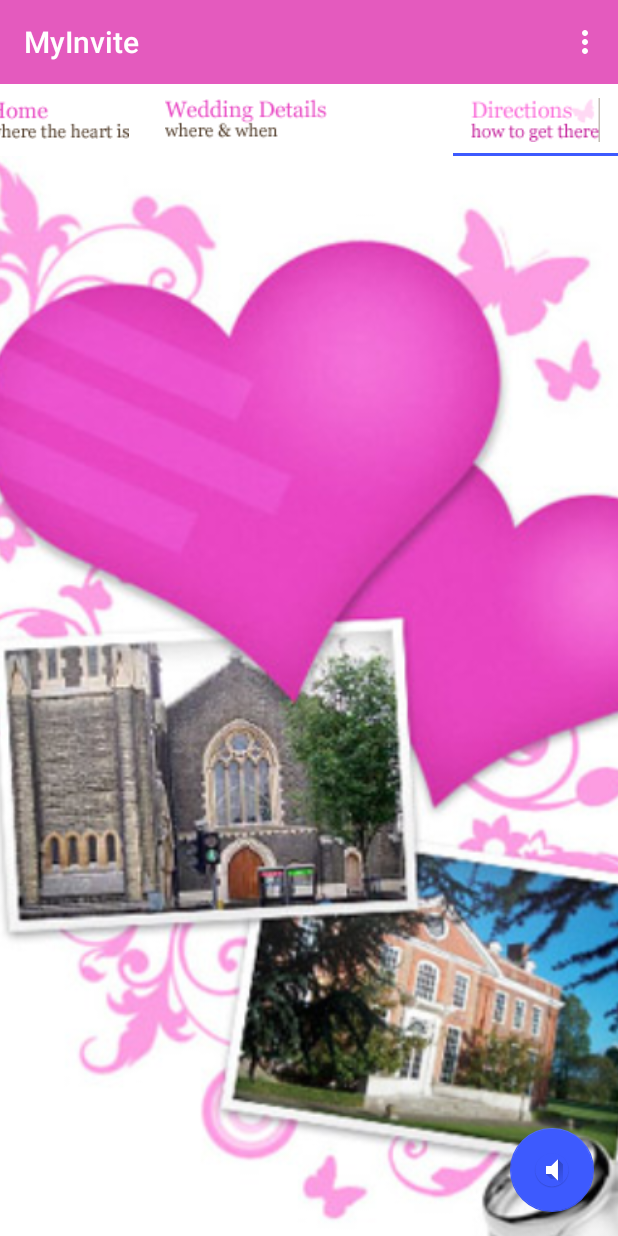
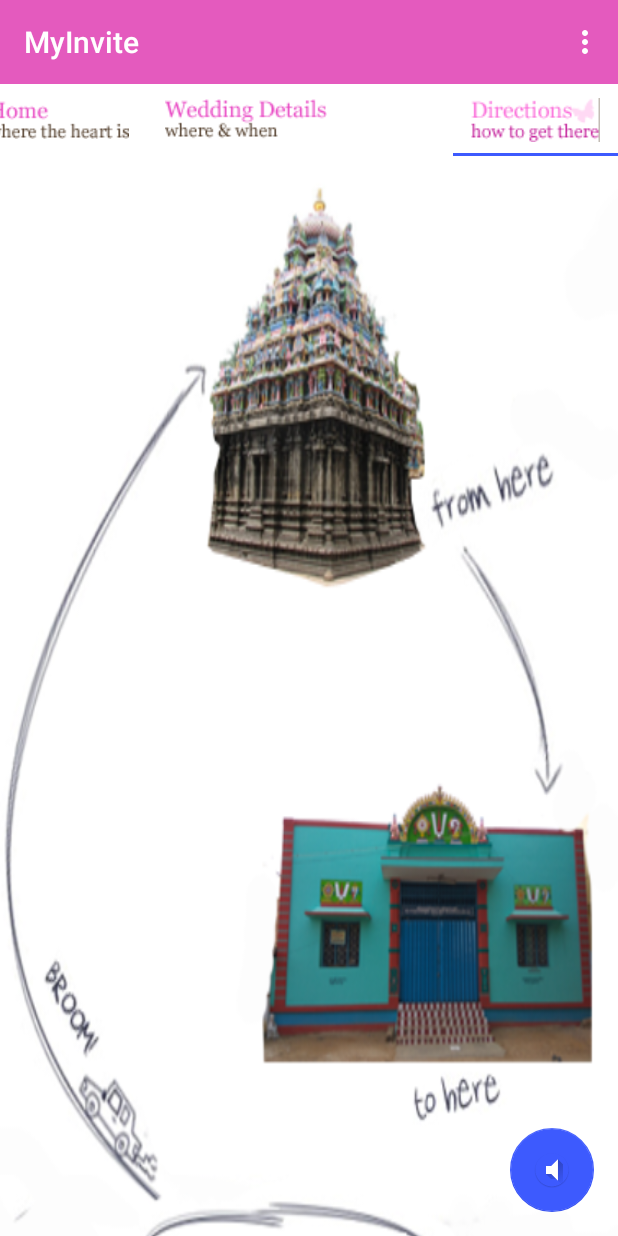
Before and after one commit to radiant0619/MyInvite, an Android app: the screen it shows after launch (HomeInviteActivity), tab 4 chosen, on a phone screen of 412 x 824 dp. Run offline under Robolectric (Android 15) with nearby library versions, the phone set to English and light mode, and no system bars.

Commit message:
Location Img

```diff
--- a/app/src/main/res/layout/frag_location.xml
+++ b/app/src/main/res/layout/frag_location.xml
@@ -7,6 +7,6 @@
     <ImageView
         android:layout_width="match_parent"
         android:layout_height="match_parent"
-        android:scaleType="centerCrop"
-        android:src="@drawable/intro_back" />
+        android:scaleType="fitXY"
+        android:src="@drawable/placeofevent" />
 </LinearLayout>
--- a/build.gradle
+++ b/build.gradle
@@ -5,7 +5,7 @@ buildscript {
         jcenter()
     }
     dependencies {
-        classpath 'com.android.tools.build:gradle:2.3.1'
+        classpath 'com.android.tools.build:gradle:2.3.2'
 
         // NOTE: Do not place your application dependencies here; they belong
         // in the individual module build.gradle files
```
Also changed, not shown: app/src/main/res/drawable/placeofevent.png (added).
